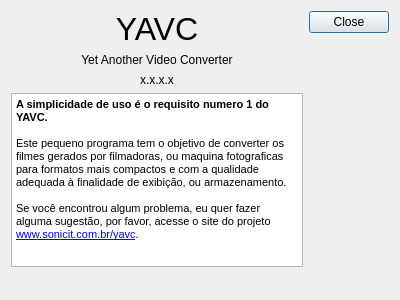
xandroalmeida/YAVC, file aboutdialog.ui: the form before one commit.
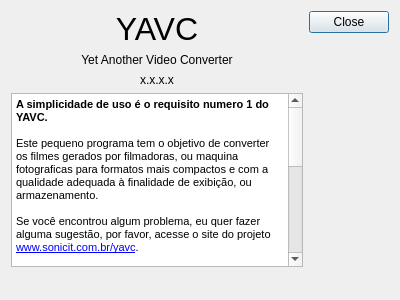
The form after the commit.

Diff of the .ui file:
```diff
--- a/aboutdialog.ui
+++ b/aboutdialog.ui
@@ -72,7 +72,11 @@
 &lt;p style=&quot; margin-top:0px; margin-bottom:0px; margin-left:0px; margin-right:0px; -qt-block-indent:0; text-indent:0px;&quot;&gt;&lt;span style=&quot; font-size:8pt;&quot;&gt;Este pequeno programa tem o objetivo de converter os filmes gerados por filmadoras, ou maquina fotograficas para formatos mais compactos e com a qualidade adequada à finalidade de exibição, ou armazenamento.&lt;/span&gt;&lt;/p&gt;
 &lt;p style=&quot;-qt-paragraph-type:empty; margin-top:0px; margin-bottom:0px; margin-left:0px; margin-right:0px; -qt-block-indent:0; text-indent:0px; font-size:8pt;&quot;&gt;&lt;/p&gt;
 &lt;p style=&quot; margin-top:0px; margin-bottom:0px; margin-left:0px; margin-right:0px; -qt-block-indent:0; text-indent:0px;&quot;&gt;&lt;span style=&quot; font-size:8pt;&quot;&gt;Se você encontrou algum problema, eu quer fazer alguma sugestão, por favor, acesse o site do projeto &lt;/span&gt;&lt;a href=&quot;www.yavc.com&quot;&gt;&lt;span style=&quot; font-size:8pt; text-decoration: underline; color:#0000ff;&quot;&gt;www.sonicit.com.br/yavc&lt;/span&gt;&lt;/a&gt;&lt;span style=&quot; font-size:8pt;&quot;&gt;.&lt;/span&gt;&lt;/p&gt;
-&lt;p style=&quot;-qt-paragraph-type:empty; margin-top:0px; margin-bottom:12px; margin-left:0px; margin-right:0px; -qt-block-indent:0; text-indent:0px; font-size:8pt;&quot;&gt;&lt;/p&gt;&lt;/body&gt;&lt;/html&gt;</string>
+&lt;p style=&quot;-qt-paragraph-type:empty; margin-top:0px; margin-bottom:12px; margin-left:0px; margin-right:0px; -qt-block-indent:0; text-indent:0px; font-size:8pt;&quot;&gt;&lt;/p&gt;
+&lt;p style=&quot; margin-top:0px; margin-bottom:12px; margin-left:0px; margin-right:0px; -qt-block-indent:0; text-indent:0px;&quot;&gt;&lt;span style=&quot; font-size:8pt;&quot;&gt;Este programa é software livre; você pode redistribuí-lo e/ou modificá-lo sob os termos da Licença Pública Geral GNU, conforme publicada pela Free Software Foundation; tanto a versão 2 da Licença como (a seu critério) qualquer versão mais nova.&lt;/span&gt;&lt;/p&gt;
+&lt;p style=&quot; margin-top:0px; margin-bottom:12px; margin-left:0px; margin-right:0px; -qt-block-indent:0; text-indent:0px;&quot;&gt;&lt;span style=&quot; font-size:8pt;&quot;&gt; Este programa é distribuído na expectativa de ser útil, mas SEM QUALQUER GARANTIA; sem mesmo a garantia implícita de COMERCIALIZAÇÃO ou de ADEQUAÇÃO A QUALQUER PROPÓSITO EM PARTICULAR. Consulte a Licença Pública Geral GNU para obter mais detalhes.&lt;/span&gt;&lt;/p&gt;
+&lt;p style=&quot; margin-top:0px; margin-bottom:0px; margin-left:0px; margin-right:0px; -qt-block-indent:0; text-indent:0px;&quot;&gt;&lt;span style=&quot; font-size:8pt;&quot;&gt;Você deve ter recebido uma cópia da Licença Pública Geral GNU junto com este programa; se não, escreva para a Free Software Foundation, Inc., 59 Temple Place, Suite 330, Boston, MA 02111-1307, USA.&lt;/span&gt;&lt;/p&gt;
+&lt;p style=&quot;-qt-paragraph-type:empty; margin-top:0px; margin-bottom:0px; margin-left:0px; margin-right:0px; -qt-block-indent:0; text-indent:0px; font-size:8pt;&quot;&gt;&lt;/p&gt;&lt;/body&gt;&lt;/html&gt;</string>
        </property>
       </widget>
      </item>
```
